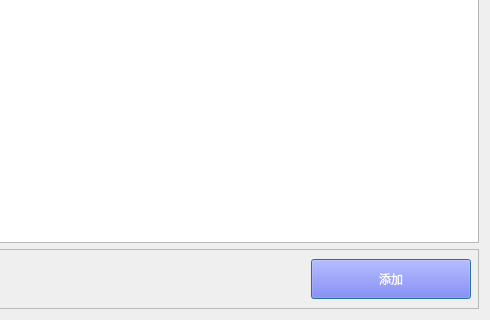
First picture: the form in views/edit/add_gift.ui, repository WanKaKa/IjsGiftWall, before the edit; both pictures show x 710 to 1200 and y 580 to 900 of the 1200 by 900 pixel window.
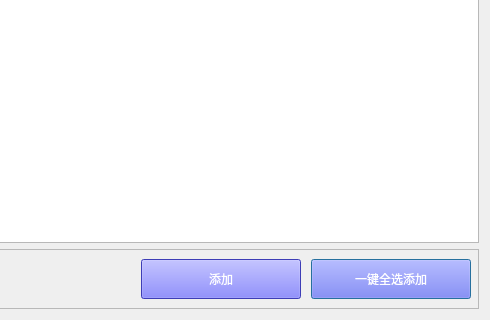
Second picture: the form after the edit.

Commit message: 添加界面添加一键全选添加按钮

```diff
--- a/views/edit/add_gift.ui
+++ b/views/edit/add_gift.ui
@@ -555,10 +555,34 @@
        <property name="frameShadow">
         <enum>QFrame::Raised</enum>
        </property>
-       <widget class="QPushButton" name="add">
+       <widget class="QPushButton" name="add_all">
         <property name="geometry">
          <rect>
           <x>1010</x>
+          <y>10</y>
+          <width>160</width>
+          <height>40</height>
+         </rect>
+        </property>
+        <property name="minimumSize">
+         <size>
+          <width>0</width>
+          <height>0</height>
+         </size>
+        </property>
+        <property name="styleSheet">
+         <string notr="true">font: 12pt &quot;微软雅黑&quot;;
+color: rgb(255, 255, 255);
+background-color: rgb(85, 85, 255);</string>
+        </property>
+        <property name="text">
+         <string>一键全选添加</string>
+        </property>
+       </widget>
+       <widget class="QPushButton" name="add">
+        <property name="geometry">
+         <rect>
+          <x>840</x>
           <y>10</y>
           <width>160</width>
           <height>40</height>
```
The commit also changes 2 other files.
